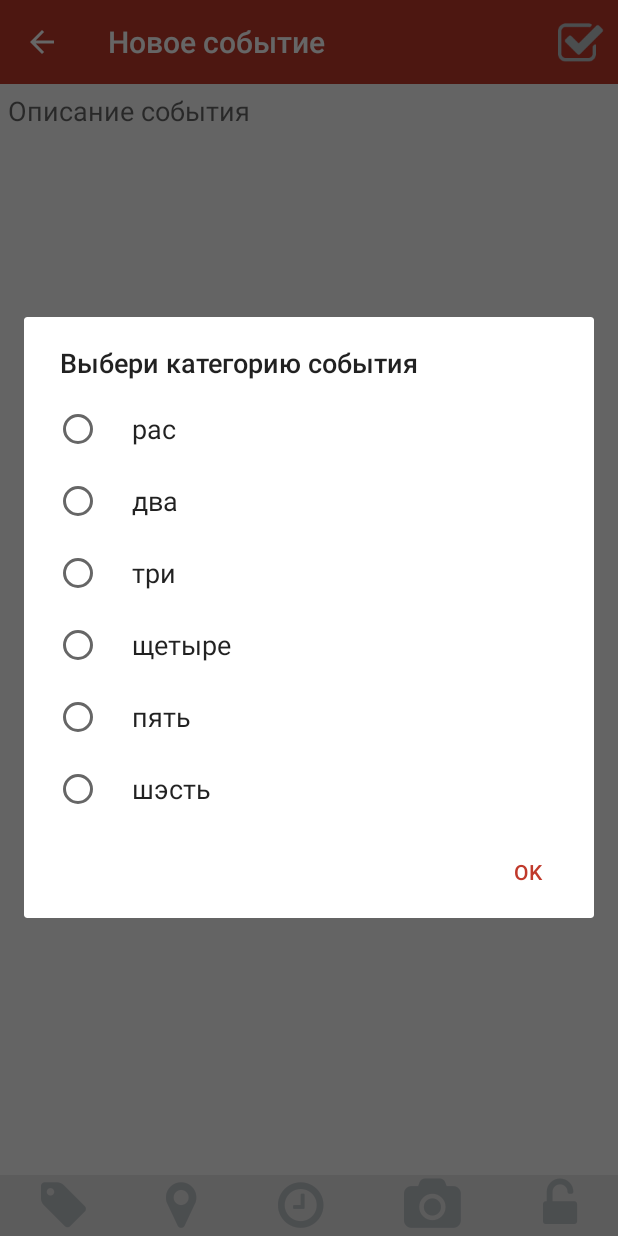
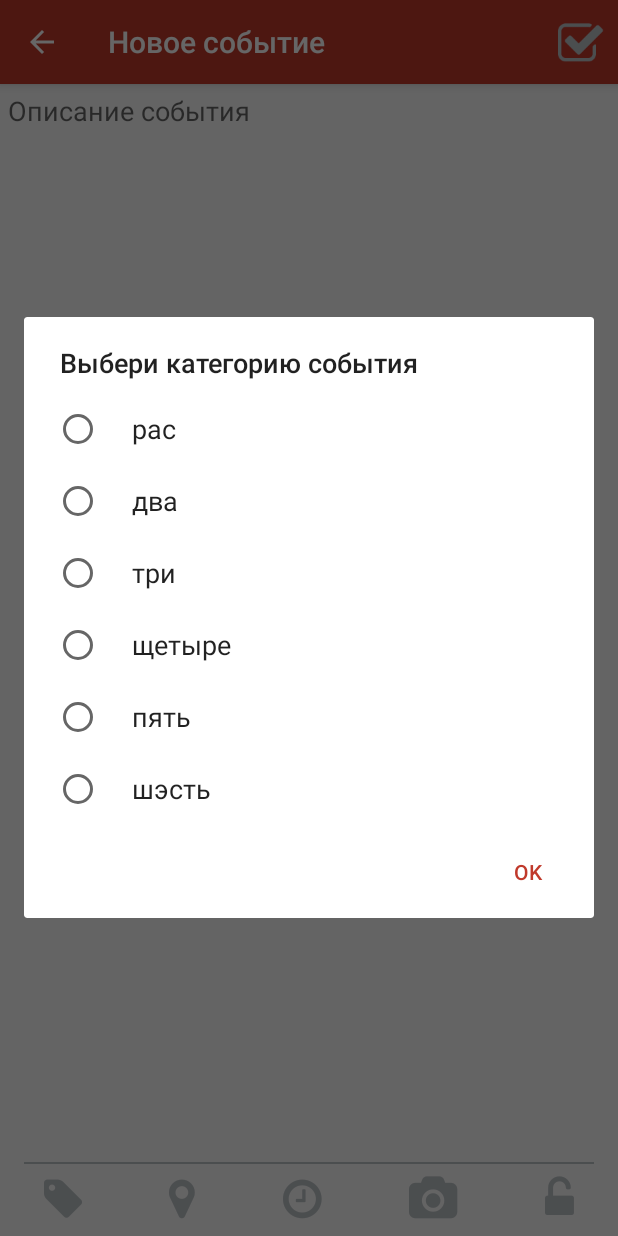
Before and after one commit to yasozdal/ICreated, an Android app: the EventCreateActivity screen opened directly, with no data from a screen before it, after a tap on an icon or button, on a phone screen of 412 x 824 dp. Run offline under Robolectric (Android 15) with nearby library versions, the phone set to English and light mode, and no system bars.

Commit message:
Material design changes

```diff
--- a/app/src/main/res/layout/create_event.xml
+++ b/app/src/main/res/layout/create_event.xml
@@ -166,12 +166,18 @@
                     android:layout_below="@+id/tvLockIcon"
                     android:layout_alignParentLeft="true"/>
 
+            <View
+                android:layout_width="match_parent"
+                android:layout_height="1dp"
+                android:background="@color/gray"
+                android:layout_above="@+id/footer"
+                android:layout_marginLeft="@dimen/standard_padding"
+                android:layout_marginRight="@dimen/standard_padding"/>
             <LinearLayout android:id="@+id/footer"
                 android:layout_width="fill_parent"
-                    android:layout_height="wrap_content"
+                android:layout_height="@dimen/standard_height"
                 android:orientation="horizontal"
                 android:layout_alignParentBottom="true"
-                    android:background="@color/e6"
                 android:layout_alignParentStart="false"
                 android:layout_alignParentLeft="false">
 
@@ -184,7 +190,6 @@
                         android:clickable="true"
                         android:gravity="center_vertical|center_horizontal"
                         android:textColor="@color/gray"
-                            android:padding="@dimen/button_padding"
                         android:textSize="@dimen/text_icons_size"/>
 
                     <TextView android:id="@+id/btnLocation"
@@ -196,7 +201,6 @@
                         android:onClick="chooseLocation"
                         android:gravity="center_vertical|center_horizontal"
                         android:textColor="@color/gray"
-                            android:padding="@dimen/button_padding"
                         android:textSize="@dimen/text_icons_size"/>
 
                     <TextView android:id="@+id/btnDate"
@@ -208,7 +212,6 @@
                         android:onClick="onClick"
                         android:gravity="center_vertical|center_horizontal"
                         android:textColor="@color/gray"
-                            android:padding="@dimen/button_padding"
                         android:textSize="@dimen/text_icons_size"/>
 
                     <TextView android:id="@+id/btnPhoto"
@@ -220,7 +223,6 @@
                         android:onClick="onClick"
                         android:gravity="center_vertical|center_horizontal"
                         android:textColor="@color/gray"
-                            android:padding="@dimen/button_padding"
                         android:textSize="@dimen/text_icons_size"/>
 
                     <TextView android:id="@+id/btnLock"
@@ -232,7 +234,6 @@
                         android:onClick="locking"
                         android:gravity="center_vertical|center_horizontal"
                         android:textColor="@color/gray"
-                            android:padding="@dimen/button_padding"
                         android:textSize="@dimen/text_icons_size"
                         android:longClickable="true"/>
             </LinearLayout>
--- a/app/src/main/res/layout/drawer_list_elem.xml
+++ b/app/src/main/res/layout/drawer_list_elem.xml
@@ -10,14 +10,14 @@
             android:layout_height="wrap_content"
             android:id="@+id/tvIcon" android:textColor="@color/white"
             android:textSize="@dimen/drawer_text_size" android:paddingLeft="@dimen/drawer_left_padding"
-            android:paddingTop="@dimen/drawer_element_padding" android:paddingBottom="@dimen/drawer_element_padding"
+            android:paddingTop="@dimen/standard_padding" android:paddingBottom="@dimen/standard_padding"
             android:gravity="center"/>
     <TextView
         xmlns:android="http://schemas.android.com/apk/res/android"
         android:id="@+id/tvTitle"
         android:layout_width="wrap_content"
         android:layout_height="wrap_content"
-        android:padding="@dimen/drawer_element_padding"
+        android:padding="@dimen/standard_padding"
         android:textSize="@dimen/drawer_text_size"
         android:textColor="@color/white" android:gravity="center_vertical|left">
     </TextView>
--- a/app/src/main/res/layout/toolbar.xml
+++ b/app/src/main/res/layout/toolbar.xml
@@ -4,7 +4,7 @@
         xmlns:android="http://schemas.android.com/apk/res/android"
         xmlns:app="http://schemas.android.com/apk/res-auto"
         android:id="@+id/toolbar"
-        android:layout_height="wrap_content"
+        android:layout_height="@dimen/toolbar_height"
         android:layout_width="match_parent"
         android:minHeight="?attr/actionBarSize"
         android:background="?attr/colorPrimary"
--- /dev/null
+++ b/app/src/main/res/values-land/dimens.xml
@@ -0,0 +1,4 @@
+<?xml version="1.0" encoding="utf-8"?>
+<resources>
+    <dimen name="toolbar_height">48dp</dimen>
+</resources>
--- /dev/null
+++ b/app/src/main/res/values-sw600dp/dimens.xml
@@ -0,0 +1,4 @@
+<?xml version="1.0" encoding="utf-8"?>
+<resources>
+    <dimen name="toolbar_height">64dp</dimen>
+</resources>
--- /dev/null
+++ b/app/src/main/res/values-v21/styles.xml
@@ -0,0 +1,13 @@
+<?xml version="1.0" encoding="utf-8"?>
+<resources>
+    <style name="action_bar_style"
+           parent="@style/Theme.AppCompat.Light.NoActionBar">
+        <item name="android:elevation">4dp</item>
+        <item name="android:textColor">@color/white</item>
+        <item name="colorPrimary">@color/main</item>
+        <item name="colorAccent">@color/main</item>
+        <item name="android:textColorPrimary">@color/white</item>
+        <item name="drawerArrowStyle">@style/drawer_arrow_style</item>
+        <item name="colorControlNormal">@color/white</item>
+    </style>
+</resources>
--- a/app/src/main/res/values/colors.xml
+++ b/app/src/main/res/values/colors.xml
@@ -4,6 +4,5 @@
     <color name="white">#ffffff</color>
     <color name="black">#000000</color>
     <color name="gray">#bdc3c7</color>
-    <color name="e6">#e6e6e6</color>
     <color name="dark_main">#b12f21</color>
 </resources>
--- a/app/src/main/res/values/dimens.xml
+++ b/app/src/main/res/values/dimens.xml
@@ -2,13 +2,13 @@
 <resources>
     <dimen name="standard_height">48dp</dimen>
     <dimen name="button_text_height">16sp</dimen>
-    <dimen name="drawer_element_padding">15dp</dimen>
+    <dimen name="standard_padding">16dp</dimen>
     <dimen name="drawer_text_size">18sp</dimen>
     <dimen name="drawer_width">300dp</dimen>
     <dimen name="drawer_left_padding">20dp</dimen>
     <dimen name="drawer_icon_margin">40dp</dimen>
     <dimen name="drawer_divider_margin">20dp</dimen>
-    <dimen name="text_icons_size">35sp</dimen>
+    <dimen name="text_icons_size">30dp</dimen>
     <dimen name="text_padding">5dp</dimen>
     <dimen name="button_padding">2dp</dimen>
     <dimen name="card_height">220dp</dimen>
@@ -16,4 +16,5 @@
     <dimen name="card_corner_radius">3dp</dimen>
     <dimen name="card_content_padding">10dp</dimen>
     <dimen name="card_elevation">5dp</dimen>
+    <dimen name="toolbar_height">56dp</dimen>
 </resources>
--- a/app/src/main/res/values/styles.xml
+++ b/app/src/main/res/values/styles.xml
@@ -1,7 +1,7 @@
 <?xml version="1.0" encoding="utf-8"?>
 <resources>
     <style name="action_bar_style"
-           parent="@style/Theme.AppCompat.Light.NoActionBar">
+           parent="@style/Theme.AppCompat.Light">
         <item name="android:textColor">@color/white</item>
         <item name="colorPrimary">@color/main</item>
         <item name="colorAccent">@color/main</item>
```
Also changed, not shown: app/src/main/res/drawable-hdpi/divider_repeat.xml (deleted, +0 -14 lines), app/src/main/res/drawable-hdpi/drawer_bg_repeat.xml (deleted, +0 -7 lines), app/src/main/res/drawable-mdpi/divider_repeat.xml (deleted, +0 -14 lines), app/src/main/res/drawable-mdpi/drawer_bg_repeat.xml (deleted, +0 -7 lines), app/src/main/res/drawable-xhdpi/divider_repeat.xml (deleted, +0 -14 lines), app/src/main/res/drawable-xhdpi/drawer_bg_repeat.xml (deleted, +0 -7 lines). Lines whose indentation alone changed are shown as unchanged.
